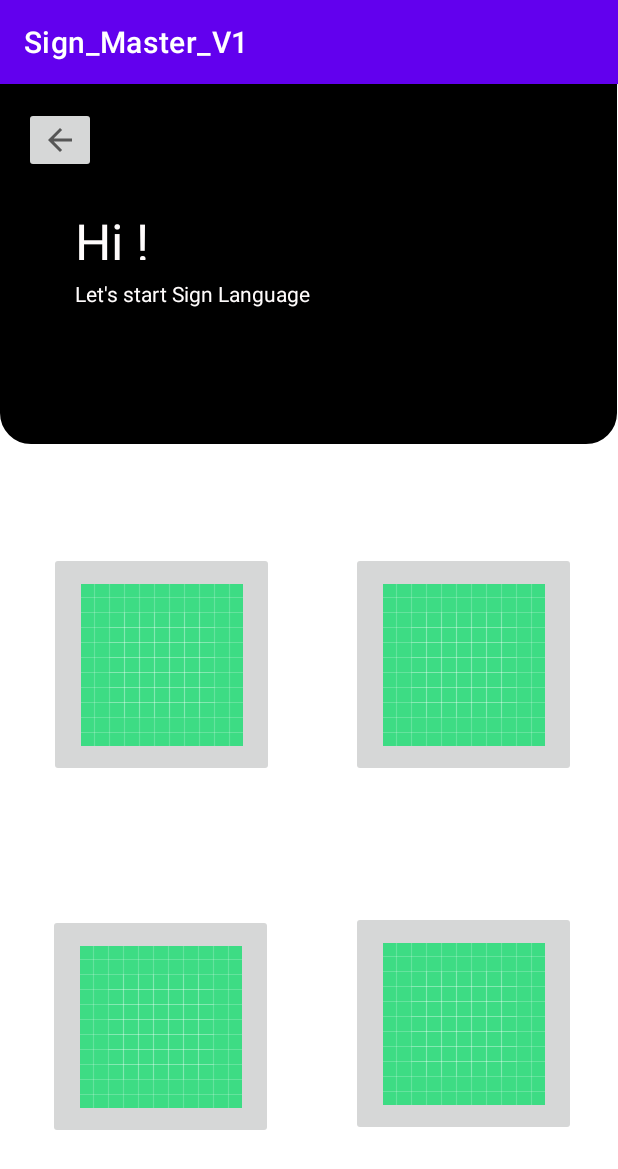
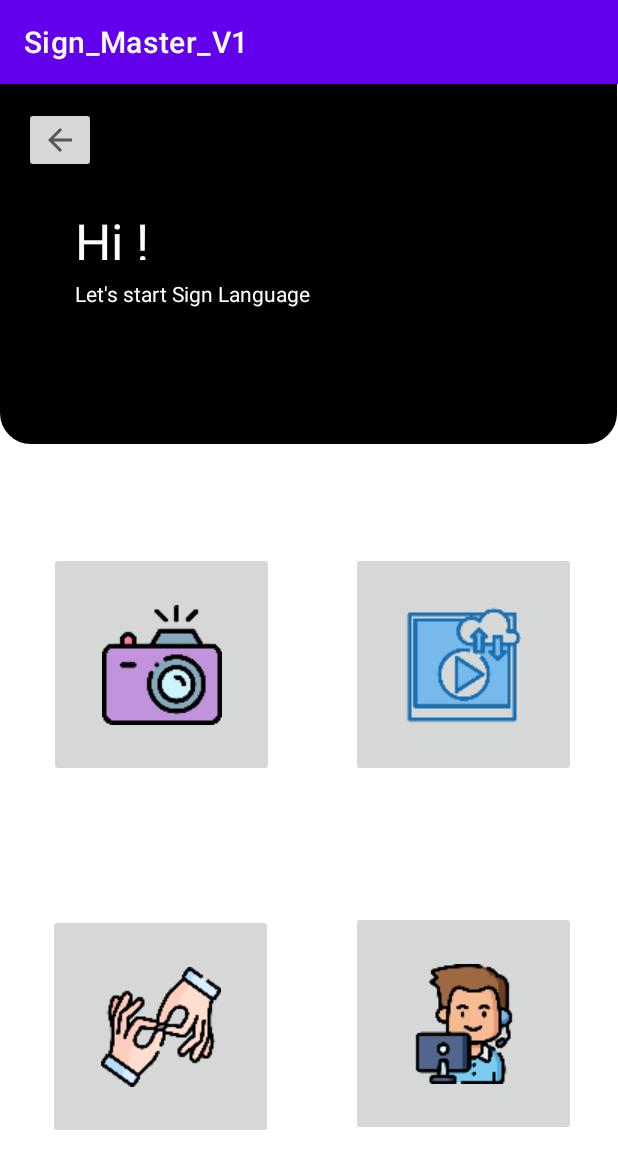
Before and after one commit to e-d-dyanfernando/PentaZen, an Android app: the screen it shows after launch (MainActivity), on a phone screen of 412 x 824 dp. Shown: the top 1169 px of the screen. Run offline under Robolectric (Android 15) with nearby library versions, the phone set to English and light mode, and no system bars.

Commit message:
adding icons

```diff
--- a/app/src/main/res/layout/activity_dictionary.xml
+++ b/app/src/main/res/layout/activity_dictionary.xml
@@ -40,10 +40,10 @@
         android:textSize="24sp"
         app:layout_constraintBottom_toBottomOf="parent"
         app:layout_constraintEnd_toEndOf="parent"
-        app:layout_constraintHorizontal_bias="0.063"
+        app:layout_constraintHorizontal_bias="0.0"
         app:layout_constraintStart_toStartOf="@+id/view4"
         app:layout_constraintTop_toTopOf="@+id/view4"
-        app:layout_constraintVertical_bias="0.161" />
+        app:layout_constraintVertical_bias="0.16" />
 
     <ImageView
         android:id="@+id/imageView3"
--- a/app/src/main/res/layout/activity_help.xml
+++ b/app/src/main/res/layout/activity_help.xml
@@ -4,6 +4,4 @@
     xmlns:tools="http://schemas.android.com/tools"
     android:layout_width="match_parent"
     android:layout_height="match_parent"
-    tools:context=".help">
-
-</androidx.constraintlayout.widget.ConstraintLayout>
+    tools:context=".help"/>
--- a/app/src/main/res/layout/activity_image_upload.xml
+++ b/app/src/main/res/layout/activity_image_upload.xml
@@ -4,6 +4,4 @@
     xmlns:tools="http://schemas.android.com/tools"
     android:layout_width="match_parent"
     android:layout_height="match_parent"
-    tools:context=".image_upload">
-
-</androidx.constraintlayout.widget.ConstraintLayout>
+    tools:context=".image_upload"/>
--- a/app/src/main/res/layout/activity_main.xml
+++ b/app/src/main/res/layout/activity_main.xml
@@ -30,7 +30,8 @@
         app:layout_constraintStart_toStartOf="parent"
         app:layout_constraintTop_toBottomOf="@+id/view"
         app:layout_constraintVertical_bias="0.0"
-        app:srcCompat="@drawable/ic_launcher_background" />
+        app:srcCompat="@drawable/ic_launcher_background"
+        android:src="@drawable/camera" />
 
     <ImageButton
         android:id="@+id/help"
@@ -43,7 +44,8 @@
         app:layout_constraintStart_toStartOf="parent"
         app:layout_constraintTop_toBottomOf="@+id/view"
         app:layout_constraintVertical_bias="0.824"
-        app:srcCompat="@drawable/ic_launcher_background" />
+        app:srcCompat="@drawable/ic_launcher_background"
+        android:src="@drawable/help" />
 
     <ImageButton
         android:id="@+id/dictionary"
@@ -56,7 +58,8 @@
         app:layout_constraintStart_toStartOf="parent"
         app:layout_constraintTop_toTopOf="parent"
         app:layout_constraintVertical_bias="0.887"
-        app:srcCompat="@drawable/ic_launcher_background" />
+        app:srcCompat="@drawable/ic_launcher_background"
+        android:src="@drawable/sign_language" />
 
     <ImageButton
         android:id="@+id/image_upload"
@@ -69,7 +72,8 @@
         app:layout_constraintStart_toStartOf="parent"
         app:layout_constraintTop_toBottomOf="@+id/view"
         app:layout_constraintVertical_bias="0.0"
-        app:srcCompat="@drawable/ic_launcher_background" />
+        app:srcCompat="@drawable/ic_launcher_background"
+        android:src="@drawable/upload" />
 
     <ImageView
         android:id="@+id/imageView"
@@ -81,7 +85,7 @@
         app:layout_constraintStart_toStartOf="parent"
         app:layout_constraintTop_toTopOf="parent"
         app:layout_constraintVertical_bias="0.096"
-        tools:srcCompat="@tools:sample/avatars" />
+        tools:srcCompat="@tools:sample/avatars"/>
 
     <TextView
         android:id="@+id/textView4"
```
Also changed, not shown: app/src/main/res/drawable/camera.png (added), app/src/main/res/drawable/help.png (added), app/src/main/res/drawable/sign_language.png (added), app/src/main/res/drawable/upload.png (added).
